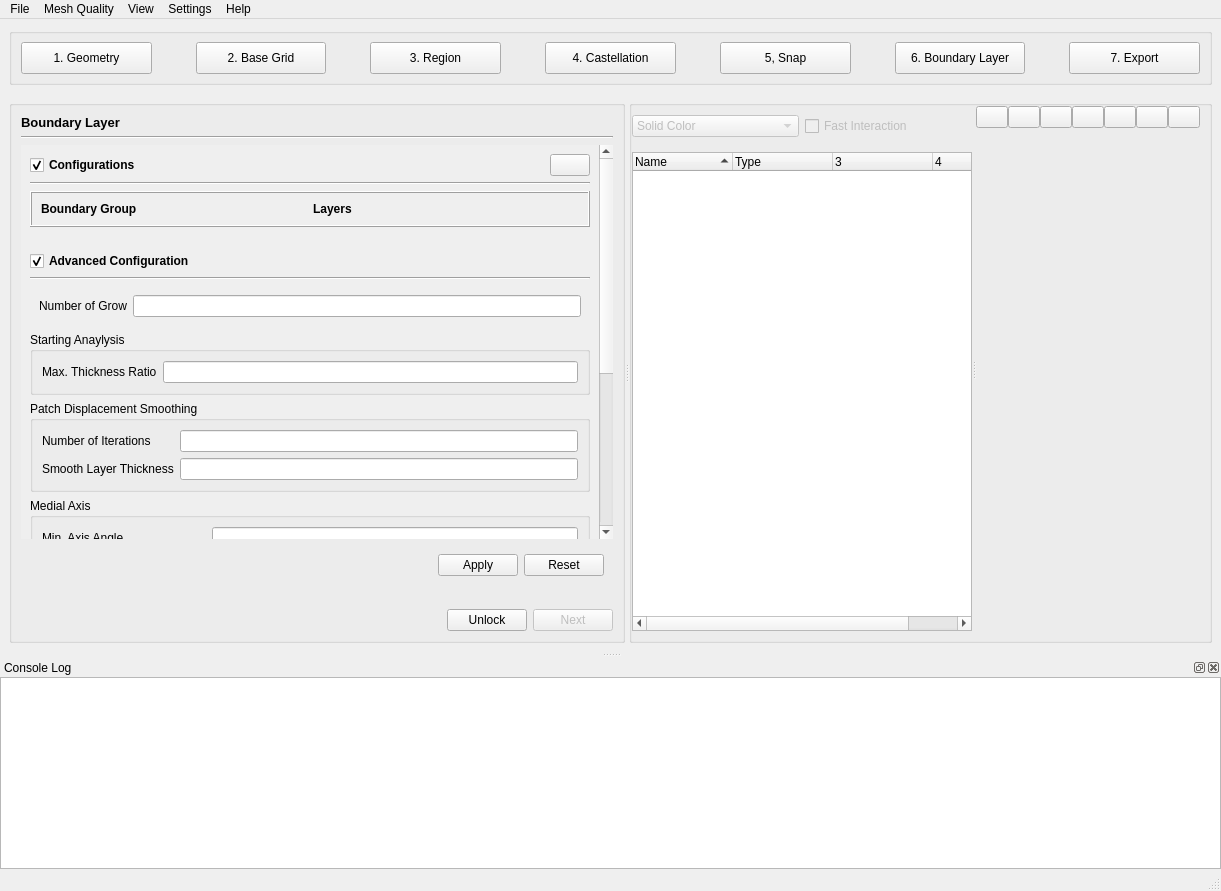
First picture: the form in view/main_window/main_window.ui, repository nextfoam/baram, before the edit.
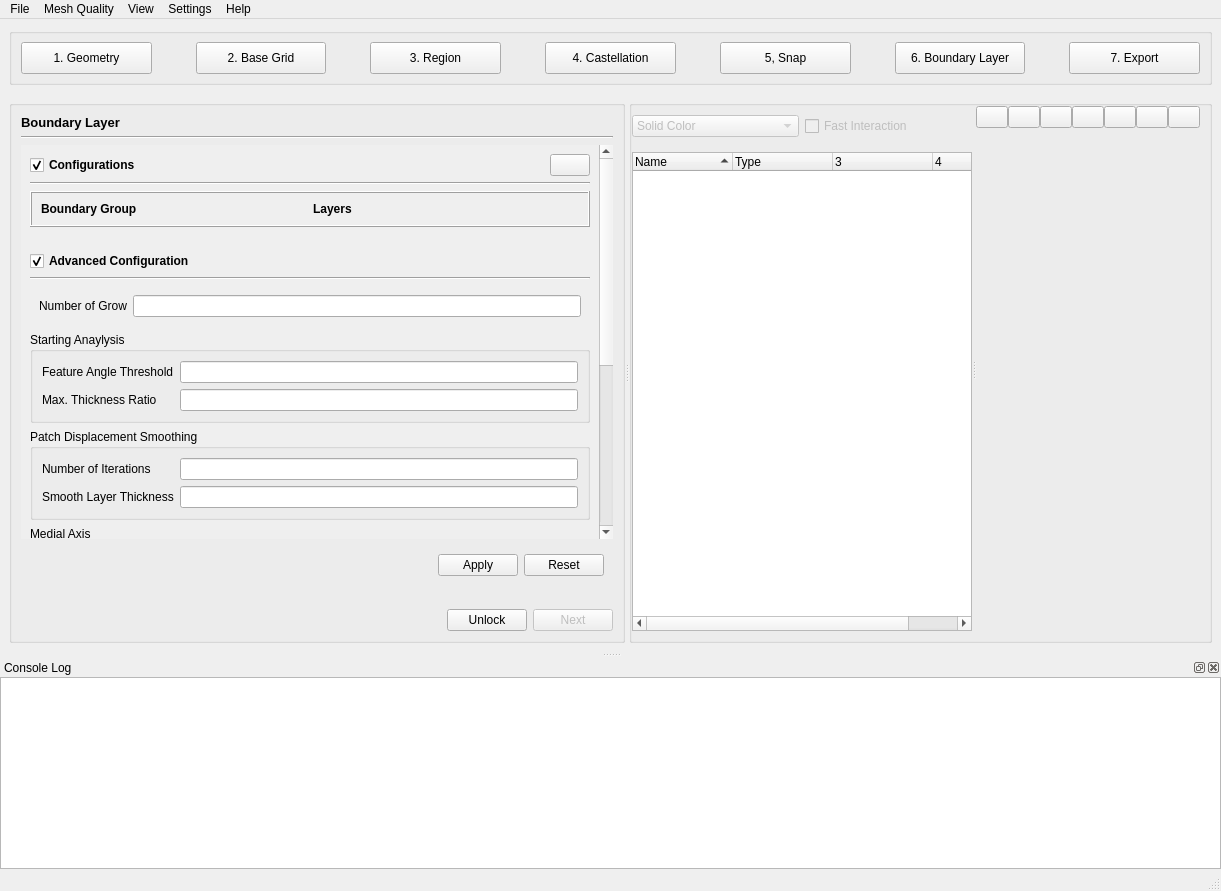
Second picture: the form after the edit. Icons and pictures are not drawn. Custom widgets are drawn as their Qt base class.

Commit message: Boundary layer에 feature angle 설정 항목 추가

What changed in the file:
```diff
--- a/view/main_window/main_window.ui
+++ b/view/main_window/main_window.ui
@@ -1789,7 +1789,7 @@
                     <x>0</x>
                     <y>0</y>
                     <width>581</width>
-                    <height>661</height>
+                    <height>689</height>
                    </rect>
                   </property>
                   <layout class="QVBoxLayout" name="verticalLayout_20">
@@ -1990,16 +1990,26 @@
                             <string>Starting Anaylysis</string>
                            </property>
                            <layout class="QFormLayout" name="formLayout_9">
-                            <item row="0" column="0">
+                            <item row="1" column="0">
                              <widget class="QLabel" name="label_17">
                               <property name="text">
                                <string>Max. Thickness Ratio</string>
                               </property>
                              </widget>
                             </item>
-                            <item row="0" column="1">
+                            <item row="1" column="1">
                              <widget class="QLineEdit" name="maxFaceThicknessRatio"/>
                             </item>
+                            <item row="0" column="0">
+                             <widget class="QLabel" name="label_60">
+                              <property name="text">
+                               <string>Feature Angle Threshold</string>
+                              </property>
+                             </widget>
+                            </item>
+                            <item row="0" column="1">
+                             <widget class="QLineEdit" name="featureAngleThreshold"/>
+                            </item>
                            </layout>
                           </widget>
                          </item>
```
Left out of the diff: 2 changed lines with no effect on the pictures. The commit also changes 3 other files.
